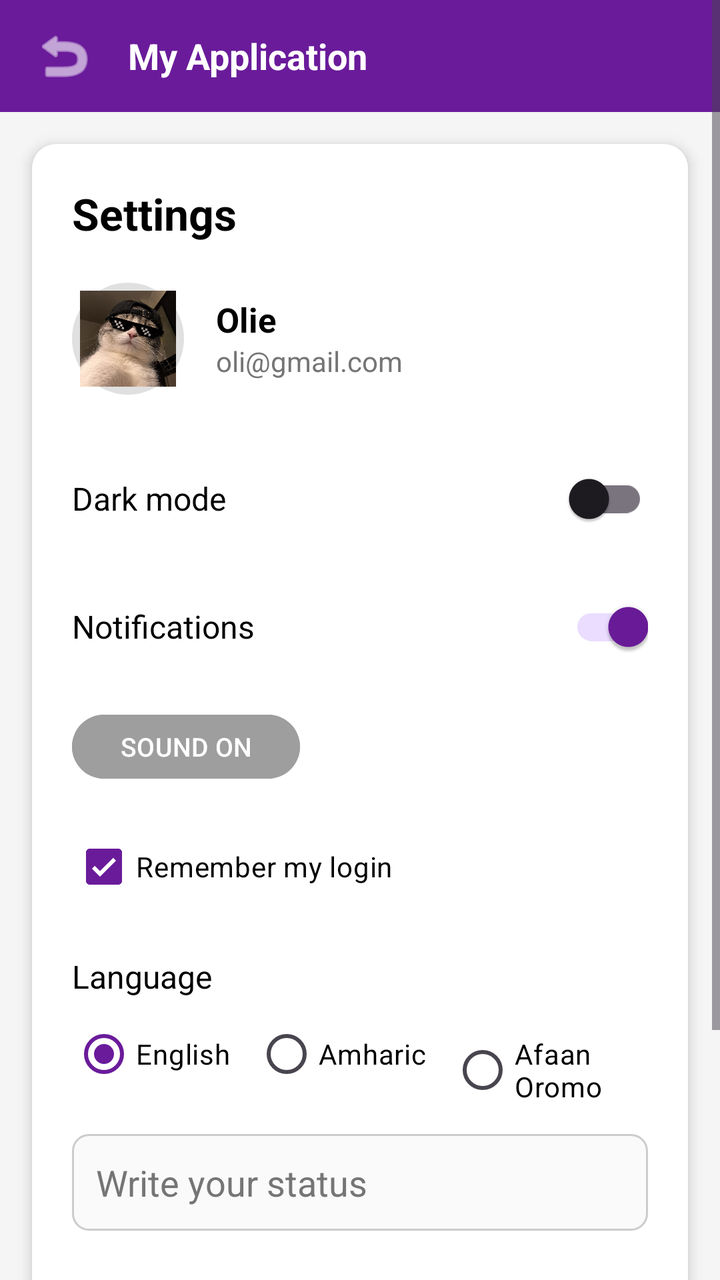
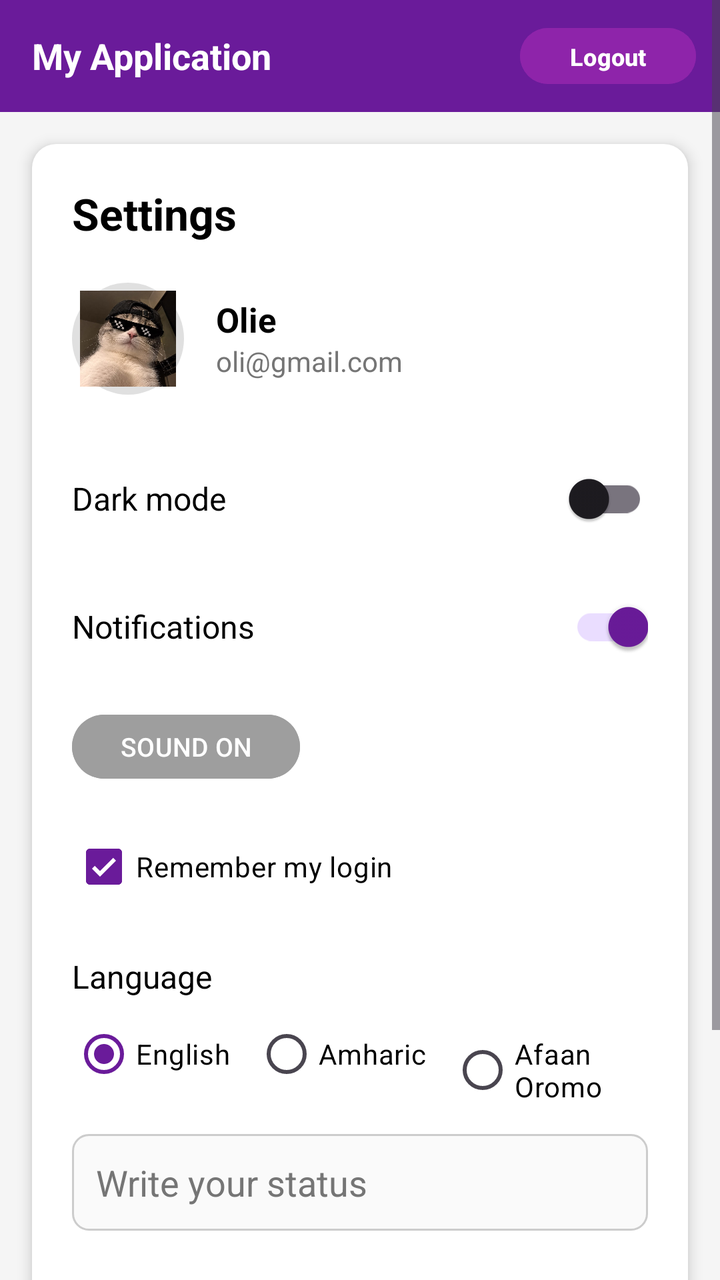

Before-and-after screenshots of an Android layout around one commit, followed by the original layout XML and the change that was made.
<!-- AndroidManifest.xml: application theme Theme.Lab_exercises -->
<!-- res/layout/activity_settings.xml -->
<?xml version="1.0" encoding="utf-8"?>
<ScrollView xmlns:android="http://schemas.android.com/apk/res/android"
    xmlns:app="http://schemas.android.com/apk/res-auto"
    android:layout_width="match_parent"
    android:layout_height="match_parent"
    android:background="@color/screen_bg"
    android:fillViewport="true">

    <LinearLayout
        android:layout_width="match_parent"
        android:layout_height="wrap_content"
        android:orientation="vertical">

        
        <RelativeLayout
            android:layout_width="match_parent"
            android:layout_height="56dp"
            android:background="@color/purple_primary"
            android:paddingStart="8dp"
            android:paddingEnd="16dp">

            <ImageButton
                android:id="@+id/btnBack"
                android:layout_width="48dp"
                android:layout_height="48dp"
                android:layout_centerVertical="true"
                android:background="?attr/selectableItemBackgroundBorderless"
                android:src="@android:drawable/ic_menu_revert"
                android:contentDescription="@string/back"
                app:tint="@color/white" />

            <TextView
                android:layout_width="wrap_content"
                android:layout_height="wrap_content"
                android:layout_toEndOf="@id/btnBack"
                android:layout_centerVertical="true"
                android:layout_marginStart="8dp"
                android:text="My Application"
                android:textColor="@color/white"
                android:textSize="18sp"
                android:textStyle="bold" />
        </RelativeLayout>

        
        <LinearLayout
            android:layout_width="match_parent"
            android:layout_height="wrap_content"
            android:layout_margin="16dp"
            android:background="@drawable/card_background"
            android:elevation="4dp"
            android:orientation="vertical"
            android:padding="20dp">

            <TextView
                android:layout_width="wrap_content"
                android:layout_height="wrap_content"
                android:text="Settings"
                android:textColor="@color/text_primary"
                android:textSize="22sp"
                android:textStyle="bold" />

            
            <LinearLayout
                android:id="@+id/layoutProfile"
                android:layout_width="match_parent"
                android:layout_height="wrap_content"
                android:layout_marginTop="20dp"
                android:gravity="center_vertical"
                android:orientation="horizontal">

                <ImageView
                    android:id="@+id/ivProfile"
                    android:layout_width="56dp"
                    android:layout_height="56dp"
                    android:src="@drawable/profile"
                    android:contentDescription="Profile"
                    android:background="@drawable/circle_background"
                    android:scaleType="centerCrop"
                    android:padding="4dp"
                    android:clickable="true"
                    android:focusable="true"
                    android:foreground="?attr/selectableItemBackgroundBorderless" />

                <LinearLayout
                    android:layout_width="0dp"
                    android:layout_height="wrap_content"
                    android:layout_marginStart="16dp"
                    android:layout_weight="1"
                    android:orientation="vertical">

                    <TextView
                        android:id="@+id/tvName"
                        android:layout_width="wrap_content"
                        android:layout_height="wrap_content"
                        android:text="Olie"
                        android:textColor="@color/text_primary"
                        android:textSize="17sp"
                        android:textStyle="bold" />

                    <TextView
                        android:id="@+id/tvEmail"
                        android:layout_width="wrap_content"
                        android:layout_height="wrap_content"
                        android:text="oli@gmail.com"
                        android:textColor="@color/text_secondary"
                        android:textSize="14sp" />
                </LinearLayout>
            </LinearLayout>

            
            <RelativeLayout
                android:layout_width="match_parent"
                android:layout_height="wrap_content"
                android:layout_marginTop="28dp">

                <TextView
                    android:layout_width="wrap_content"
                    android:layout_height="wrap_content"
                    android:layout_centerVertical="true"
                    android:text="Dark mode"
                    android:textColor="@color/text_primary"
                    android:textSize="16sp" />

                <androidx.appcompat.widget.SwitchCompat
                    android:id="@+id/switchDarkMode"
                    android:layout_width="wrap_content"
                    android:layout_height="wrap_content"
                    android:layout_alignParentEnd="true" />
            </RelativeLayout>

            
            <RelativeLayout
                android:layout_width="match_parent"
                android:layout_height="wrap_content"
                android:layout_marginTop="16dp">

                <TextView
                    android:layout_width="wrap_content"
                    android:layout_height="wrap_content"
                    android:layout_centerVertical="true"
                    android:text="Notifications"
                    android:textColor="@color/text_primary"
                    android:textSize="16sp" />

                <androidx.appcompat.widget.SwitchCompat
                    android:id="@+id/switchNotifications"
                    android:layout_width="wrap_content"
                    android:layout_height="wrap_content"
                    android:layout_alignParentEnd="true"
                    android:checked="true" />
            </RelativeLayout>

            
            <Button
                android:id="@+id/btnSound"
                android:layout_width="wrap_content"
                android:layout_height="40dp"
                android:layout_marginTop="16dp"
                android:backgroundTint="@color/gray_button"
                android:text="SOUND ON"
                android:textColor="@color/white"
                android:textSize="13sp" />

            
            <CheckBox
                android:id="@+id/cbRemember"
                android:layout_width="match_parent"
                android:layout_height="wrap_content"
                android:layout_marginTop="16dp"
                android:checked="true"
                android:textColor="@color/text_primary"
                android:text="Remember my login" />

            
            <TextView
                android:layout_width="wrap_content"
                android:layout_height="wrap_content"
                android:layout_marginTop="20dp"
                android:text="Language"
                android:textColor="@color/text_primary"
                android:textSize="16sp" />

            <RadioGroup
                android:id="@+id/rgLanguage"
                android:layout_width="match_parent"
                android:layout_height="wrap_content"
                android:orientation="horizontal"
                android:layout_marginTop="4dp">

                <RadioButton
                    android:id="@+id/rbEnglish"
                    android:layout_width="wrap_content"
                    android:layout_height="wrap_content"
                    android:checked="true"
                    android:textColor="@color/text_primary"
                    android:text="English" />

                <RadioButton
                    android:id="@+id/rbAmharic"
                    android:layout_width="wrap_content"
                    android:layout_height="wrap_content"
                    android:layout_marginStart="12dp"
                    android:textColor="@color/text_primary"
                    android:text="Amharic" />

                <RadioButton
                    android:id="@+id/rbAfaanOromo"
                    android:layout_width="wrap_content"
                    android:layout_height="wrap_content"
                    android:layout_marginStart="12dp"
                    android:textColor="@color/text_primary"
                    android:text="Afaan Oromo" />
            </RadioGroup>

            
            <EditText
                android:id="@+id/etStatus"
                android:layout_width="match_parent"
                android:layout_height="wrap_content"
                android:layout_marginTop="16dp"
                android:hint="Write your status"
                android:textColor="@color/text_primary"
                android:textColorHint="@color/text_secondary"
                android:inputType="text"
                android:padding="12dp"
                android:background="@drawable/edit_text_background" />

            
            <Button
                android:id="@+id/btnSave"
                android:layout_width="match_parent"
                android:layout_height="52dp"
                android:layout_marginTop="28dp"
                android:backgroundTint="@color/purple_primary"
                android:text="SAVE CHANGES"
                android:textColor="@color/white"
                android:textSize="15sp"
                android:textStyle="bold" />

            <Button
                android:id="@+id/btnReset"
                android:layout_width="match_parent"
                android:layout_height="52dp"
                android:layout_marginTop="12dp"
                android:backgroundTint="@color/purple_primary"
                android:text="Reset to default"
                android:textColor="@color/white"
                android:textSize="15sp" />

        </LinearLayout>
    </LinearLayout>
</ScrollView>
<!-- resources referenced by this layout -->
<resources>
  <color name="gray_button">#9E9E9E</color>
  <color name="purple_primary">#6A1B9A</color>
  <color name="screen_bg">#F5F5F5</color>
  <color name="text_primary">#000000</color>
  <color name="text_secondary">#757575</color>
  <color name="white">#FFFFFF</color>
  <!-- drawable card_background (drawable) -->
  <?xml version="1.0" encoding="utf-8"?>
  <shape xmlns:android="http://schemas.android.com/apk/res/android">
      <solid android:color="@color/card_bg"/>
      <corners android:radius="12dp"/>
  </shape>
  <!-- drawable circle_background (drawable) -->
  <?xml version="1.0" encoding="utf-8"?>
  <shape xmlns:android="http://schemas.android.com/apk/res/android"
      android:shape="oval">
      <solid android:color="@color/circle_bg"/>
  </shape>
  <!-- drawable edit_text_background (drawable) -->
  <?xml version="1.0" encoding="utf-8"?>
  <shape xmlns:android="http://schemas.android.com/apk/res/android">
      <solid android:color="@color/edit_text_bg"/>
      <stroke android:width="1dp" android:color="@color/edit_text_stroke"/>
      <corners android:radius="8dp"/>
  </shape>
  <!-- drawable profile: jpg bitmap (drawable, 62858 bytes) -->
  <string name="back">Back</string>
  <style name="Theme.Lab_exercises" parent="Base.Theme.Lab_exercises" />
  <color name="card_bg">#FFFFFF</color>
  <color name="circle_bg">#E0E0E0</color>
  <color name="edit_text_bg">#FAFAFA</color>
  <color name="edit_text_stroke">#CCCCCC</color>
  <style name="Base.Theme.Lab_exercises" parent="Theme.Material3.DayNight.NoActionBar">
          
          <item name="colorPrimary">@color/purple_primary</item>
          <item name="colorSecondary">@color/purple_primary</item>
          <item name="android:windowBackground">@color/screen_bg</item>
      </style>
</resources>

<!-- the commit's change to res/layout/activity_settings.xml (unified diff, before → after) -->
@@ -16,28 +16,30 @@
             android:layout_width="match_parent"
             android:layout_height="56dp"
             android:background="@color/purple_primary"
-            android:paddingStart="8dp"
-            android:paddingEnd="16dp">
-
-            <ImageButton
-                android:id="@+id/btnBack"
-                android:layout_width="48dp"
-                android:layout_height="48dp"
+            android:paddingStart="16dp"
+            android:paddingEnd="12dp">
+
+            <TextView
+                android:layout_width="wrap_content"
+                android:layout_height="wrap_content"
                 android:layout_centerVertical="true"
-                android:background="?attr/selectableItemBackgroundBorderless"
-                android:src="@android:drawable/ic_menu_revert"
-                android:contentDescription="@string/back"
-                app:tint="@color/white" />
-
-            <TextView
-                android:layout_width="wrap_content"
-                android:layout_height="wrap_content"
-                android:layout_toEndOf="@id/btnBack"
+                android:text="My Application"
+                android:textColor="@color/white"
+                android:textSize="18sp"
+                android:textStyle="bold" />
+
+            <Button
+                android:id="@+id/btnLogout"
+                android:layout_width="wrap_content"
+                android:layout_height="36dp"
+                android:layout_alignParentEnd="true"
                 android:layout_centerVertical="true"
-                android:layout_marginStart="8dp"
-                android:text="My Application"
-                android:textColor="@color/white"
-                android:textSize="18sp"
+                android:backgroundTint="#8E24AA"
+                android:paddingStart="12dp"
+                android:paddingEnd="12dp"
+                android:text="@string/logout"
+                android:textColor="@color/white"
+                android:textSize="12sp"
                 android:textStyle="bold" />
         </RelativeLayout>
 
<!-- resource entries referenced after the edit -->
@@ -26,7 +26,7 @@
       <corners android:radius="8dp"/>
   </shape>
   <!-- drawable profile: jpg bitmap (drawable, 62858 bytes) -->
-  <string name="back">Back</string>
+  <string name="logout">Logout</string>
   <style name="Theme.Lab_exercises" parent="Base.Theme.Lab_exercises" />
   <color name="card_bg">#FFFFFF</color>
   <color name="circle_bg">#E0E0E0</color>
